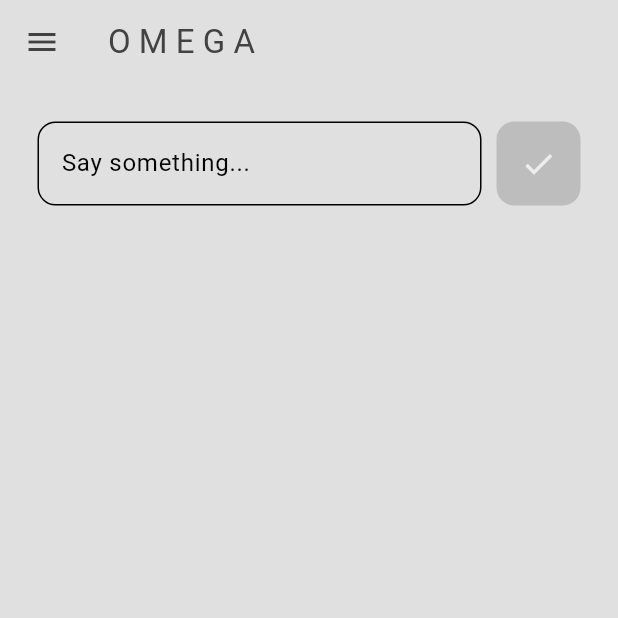
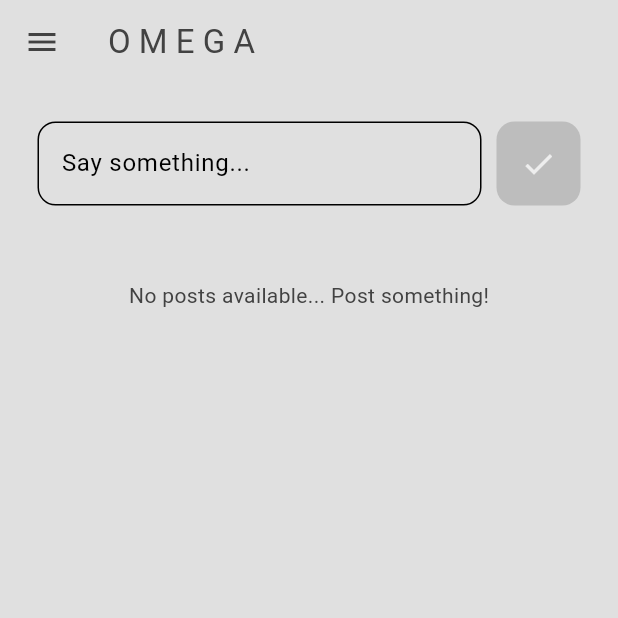
Before and after one commit to 20200966/Social_Media_App, a Flutter app: the screen it shows once a user with an empty profile is signed in, on a phone screen of 412 x 824 dp, the top half of it. Run offline on Flutter 3.47's test engine with Material 3 defaults, Android fonts, the phone set to English and light mode, and no system bars; our stand-ins replace cloud_firestore, firebase_auth, firebase_core; accounts and stored records are empty; network calls fail.

Commit message:
feat: Show posts

```diff
--- a/lib/pages/home_page.dart
+++ b/lib/pages/home_page.dart
@@ -1,3 +1,4 @@
+import 'package:cloud_firestore/cloud_firestore.dart';
 import 'package:flutter/material.dart';
 import 'package:social/components/my_drawer.dart';
 import 'package:social/components/my_post_button.dart';
@@ -55,6 +56,52 @@ class HomePage extends StatelessWidget {
                   )
               ],
             ),
+          ),
+
+          //Posts
+          StreamBuilder(
+            stream: database.getPostsStream(),
+            builder: (context, snapshot) {
+              //show loading circle
+              if(snapshot.connectionState == ConnectionState.waiting) {
+                return Center(child: CircularProgressIndicator());
+              }
+
+              //get all posts
+              final posts = snapshot.data!.docs;
+
+              //no data?
+              if(snapshot.data == null || posts.isEmpty) {
+                return const Center(
+                  child: Padding(
+                    padding: EdgeInsets.all(25),
+                    child: Text("No posts available... Post something!"),
+                    ),
+                  );
+                }
+
+               //return as a list
+               return Expanded(child: ListView.builder(
+                itemCount: posts.length,
+                itemBuilder: (context, index) {
+
+                  //get each individual post
+                  final post = posts[index];
+
+                  //get data from each post
+                  String message = post['PostMessage'];
+                  String userEmail = post['UserEmail'];
+                  Timestamp timestamp = post['TimeStamp'];
+
+                  //return as a list title
+                  return ListTile(
+                    title: Text(message),
+                    subtitle: Text(userEmail),
+                  );
+                }
+               ),
+              );
+            }
           )
         ],
       ),
--- a/lib/pages/login_page.dart
+++ b/lib/pages/login_page.dart
@@ -64,7 +64,7 @@ class _LoginPageState extends State<LoginPage> {
               ),
 
               const Text(
-                "M I N I M A L",
+                "JF'S S O C I A L",
                 style: TextStyle(fontSize: 20),
               ),
 
--- a/lib/pages/register_page.dart
+++ b/lib/pages/register_page.dart
@@ -91,7 +91,7 @@ class _RegisterPageState extends State<RegisterPage> {
               ),
 
               const Text(
-                "M I N I M A L",
+                "JF'S S O C I A L",
                 style: TextStyle(fontSize: 20),
               ),
 
```
